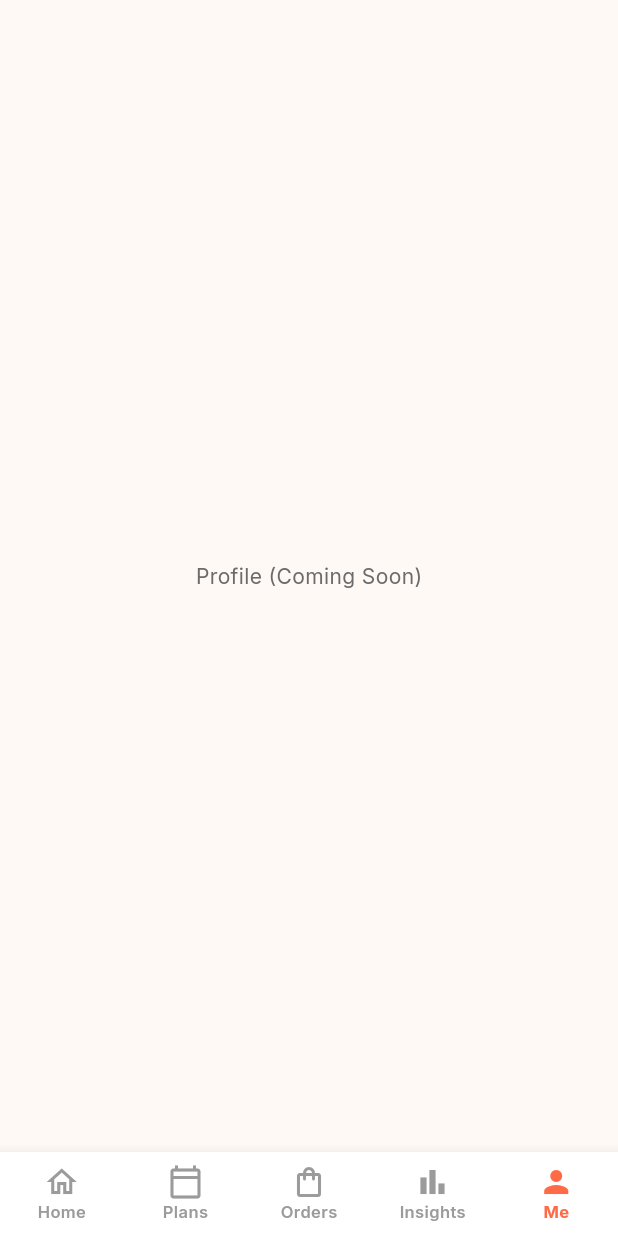
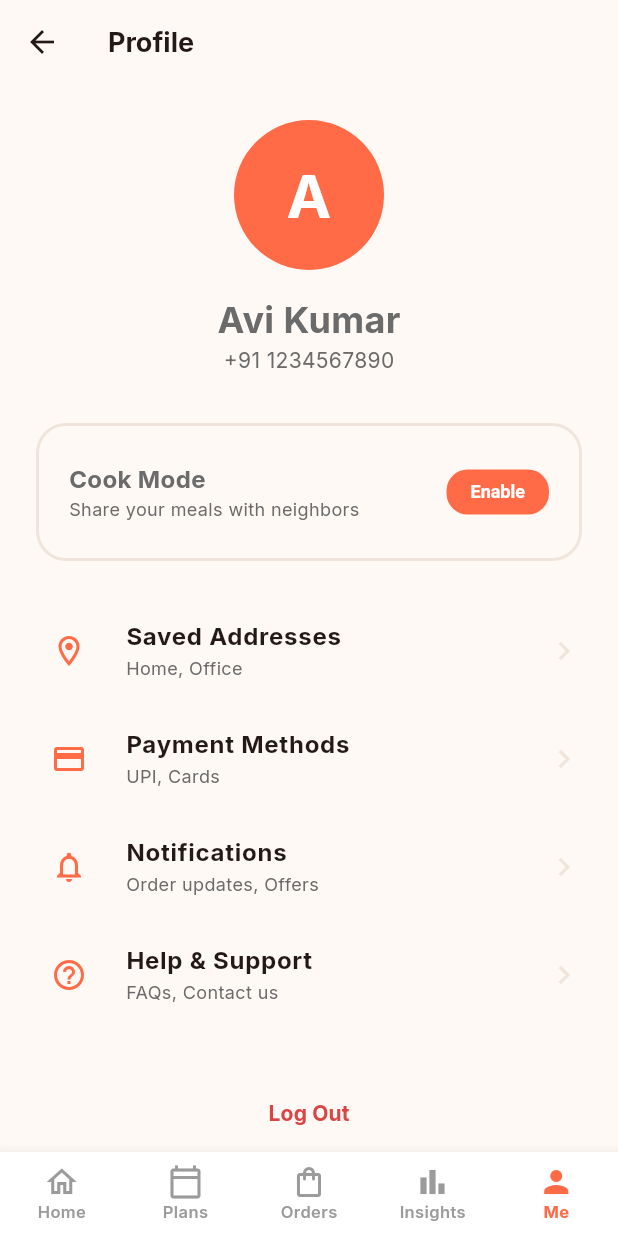
Before and after one commit to Dinesh234h/homeplate, a Flutter app: the MainNavigationWrapper screen opened by its route, item 5 of the bottom bar chosen, on a phone screen of 412 x 824 dp. Run offline on Flutter 3.47's test engine with Material 3 defaults, Android fonts, the phone set to English and light mode, and no system bars; our stand-ins replace cloud_firestore, firebase_auth, firebase_core, google_fonts; missing offline and left inert: geoflutterfire_plus; accounts and stored records are empty.

Commit message:
feat: added new UI components for HomePlateApp

```diff
--- /dev/null
+++ b/lib/screens/profile_screen.dart
@@ -0,0 +1,122 @@
+import 'package:flutter/material.dart';
+import 'package:provider/provider.dart';
+import '../providers/app_state.dart';
+import '../theme/app_theme.dart';
+import '../models/app_models.dart';
+
+class ProfileScreen extends StatelessWidget {
+  const ProfileScreen({super.key});
+
+  @override
+  Widget build(BuildContext context) {
+    final state = context.watch<AppState>();
+
+    return Scaffold(
+      appBar: AppBar(
+        title: const Text('Profile', style: TextStyle(fontWeight: FontWeight.bold)),
+        backgroundColor: Colors.transparent,
+        elevation: 0,
+      ),
+      body: SingleChildScrollView(
+        padding: const EdgeInsets.all(24),
+        child: Column(
+          children: [
+            const CircleAvatar(
+              radius: 50,
+              backgroundColor: AppTheme.primary,
+              child: Text('A', style: TextStyle(fontSize: 40, color: Colors.white, fontWeight: FontWeight.bold)),
+            ),
+            const SizedBox(height: 16),
+            Text(state.userName ?? 'Avi Kumar', style: const TextStyle(fontSize: 24, fontWeight: FontWeight.bold)),
+            Text(state.phone ?? '+91 1234567890', style: const TextStyle(color: AppTheme.textMuted)),
+            const SizedBox(height: 32),
+
+            _buildRoleToggle(context, state),
+
+            const SizedBox(height: 24),
+            _buildProfileOption(Icons.location_on_outlined, 'Saved Addresses', 'Home, Office'),
+            _buildProfileOption(Icons.payment_outlined, 'Payment Methods', 'UPI, Cards'),
+            _buildProfileOption(Icons.notifications_outlined, 'Notifications', 'Order updates, Offers'),
+            _buildProfileOption(Icons.help_outline, 'Help & Support', 'FAQs, Contact us'),
+
+            const SizedBox(height: 32),
+            TextButton(
+              onPressed: () => Navigator.of(context).pushNamedAndRemoveUntil('/', (route) => false),
+              child: const Text('Log Out', style: TextStyle(color: AppTheme.danger, fontWeight: FontWeight.bold)),
+            ),
+          ],
+        ),
+      ),
+    );
+  }
+
+  Widget _buildRoleToggle(BuildContext context, AppState state) {
+    final isCook = state.roles.contains(UserRole.cook);
+
+    return Container(
+      padding: const EdgeInsets.all(20),
+      decoration: BoxDecoration(
+        color: AppTheme.bg,
+        borderRadius: BorderRadius.circular(20),
+        border: Border.all(color: AppTheme.border, width: 2),
+      ),
+      child: Column(
+        children: [
+          Row(
+            mainAxisAlignment: MainAxisAlignment.spaceBetween,
+            children: [
+              const Column(
+                crossAxisAlignment: CrossAxisAlignment.start,
+                children: [
+                  Text('Cook Mode', style: TextStyle(fontSize: 16, fontWeight: FontWeight.bold)),
+                  Text('Share your meals with neighbors', style: TextStyle(fontSize: 12, color: AppTheme.textMuted)),
+                ],
+              ),
+              if (!isCook)
+                ElevatedButton(
+                  onPressed: () {
+                    state.setRole(UserRole.cook);
+                    Navigator.pushNamed(context, '/onboarding');
+                  },
+                  style: ElevatedButton.styleFrom(
+                    padding: const EdgeInsets.symmetric(horizontal: 16, vertical: 8),
+                    minimumSize: Size.zero,
+                  ),
+                  child: const Text('Enable', style: TextStyle(fontSize: 12)),
+                )
+              else
+                Switch(
+                  value: state.activeRole == UserRole.cook,
+                  onChanged: (val) {
+                    final targetRole = val ? UserRole.cook : UserRole.consumer;
+                    state.switchRole(targetRole);
+                    if (targetRole == UserRole.cook) {
+                      Navigator.pushNamedAndRemoveUntil(context, '/cook-home', (route) => false);
+                    } else {
+                      Navigator.pushNamedAndRemoveUntil(context, '/home', (route) => false);
+                    }
+                  },
+                  activeThumbColor: AppTheme.primary,
+                ),
+            ],
+          ),
+        ],
+      ),
+    );
+  }
+
+  Widget _buildProfileOption(IconData icon, String title, String subtitle) {
+    return ListTile(
+      contentPadding: EdgeInsets.zero,
+      leading: Container(
+        padding: const EdgeInsets.all(10),
+        decoration: BoxDecoration(color: AppTheme.bg, borderRadius: BorderRadius.circular(12)),
+        child: Icon(icon, color: AppTheme.primary),
+      ),
+      title: Text(title, style: const TextStyle(fontWeight: FontWeight.bold)),
+      subtitle: Text(subtitle, style: const TextStyle(fontSize: 12, color: AppTheme.textMuted)),
+      trailing: const Icon(Icons.chevron_right, color: AppTheme.border),
+      onTap: () {},
+    );
+  }
+}
--- a/pubspec.yaml
+++ b/pubspec.yaml
@@ -37,6 +37,12 @@ dependencies:
   provider: ^6.1.5+1
   google_fonts: ^8.1.0
   intl: ^0.20.2
+  firebase_core: ^3.10.1
+  firebase_auth: ^5.5.0
+  cloud_firestore: ^5.6.2
+  geoflutterfire_plus: ^0.0.32
+  google_maps_flutter: ^2.10.0
+  geolocator: ^13.0.2
 
 dev_dependencies:
   flutter_test:
```
Also changed, not shown: lib/main.dart (+11 -2 lines), lib/providers/app_state.dart (+26 -2 lines), lib/screens/login_screen.dart (+95 -17 lines), lib/screens/onboarding_screen.dart (+58 -7 lines), lib/services/auth_service.dart (added, +69 -0 lines), lib/services/matching_service.dart (added, +73 -0 lines), lib/services/order_service.dart (added, +57 -0 lines), lib/services/trust_service.dart (added, +54 -0 lines), pubspec.lock, 5 other files.
